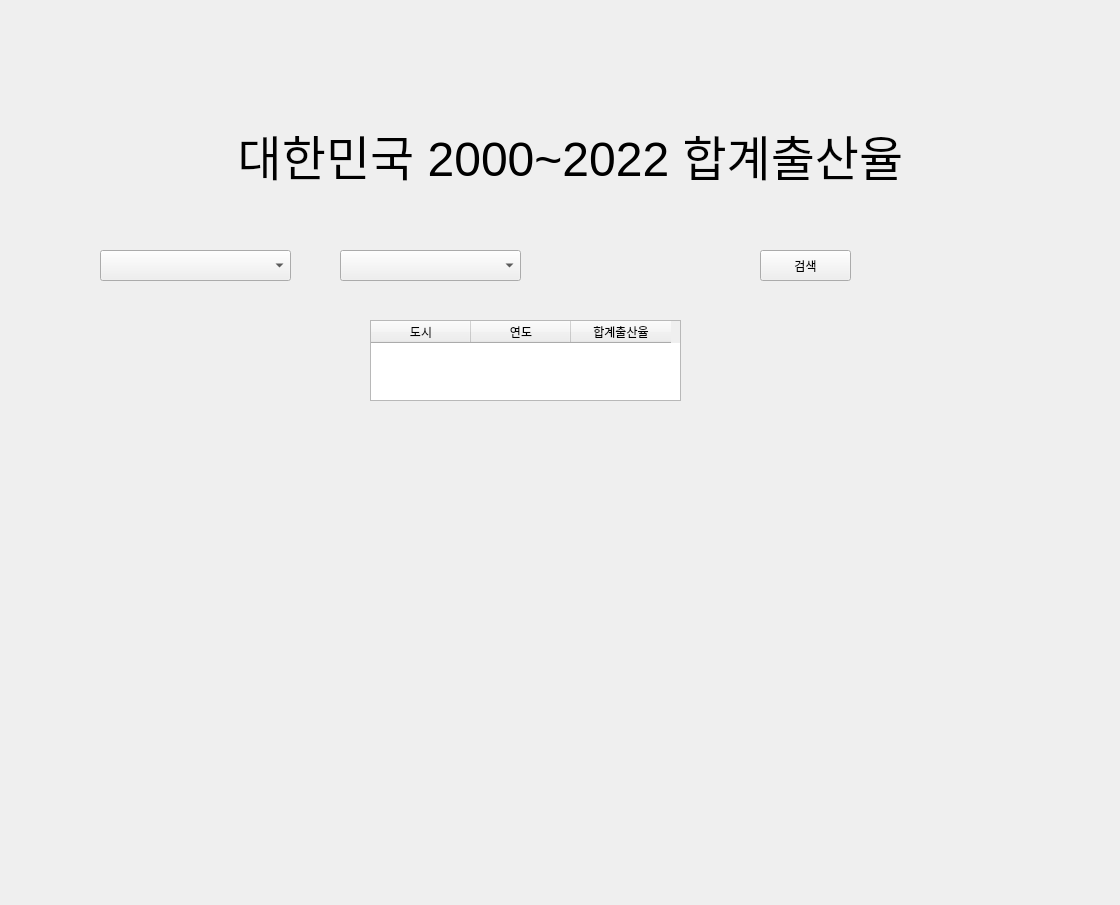
Above: bir_rate.ui from dustn011/Population_Project before the change. Below: the same form after it.
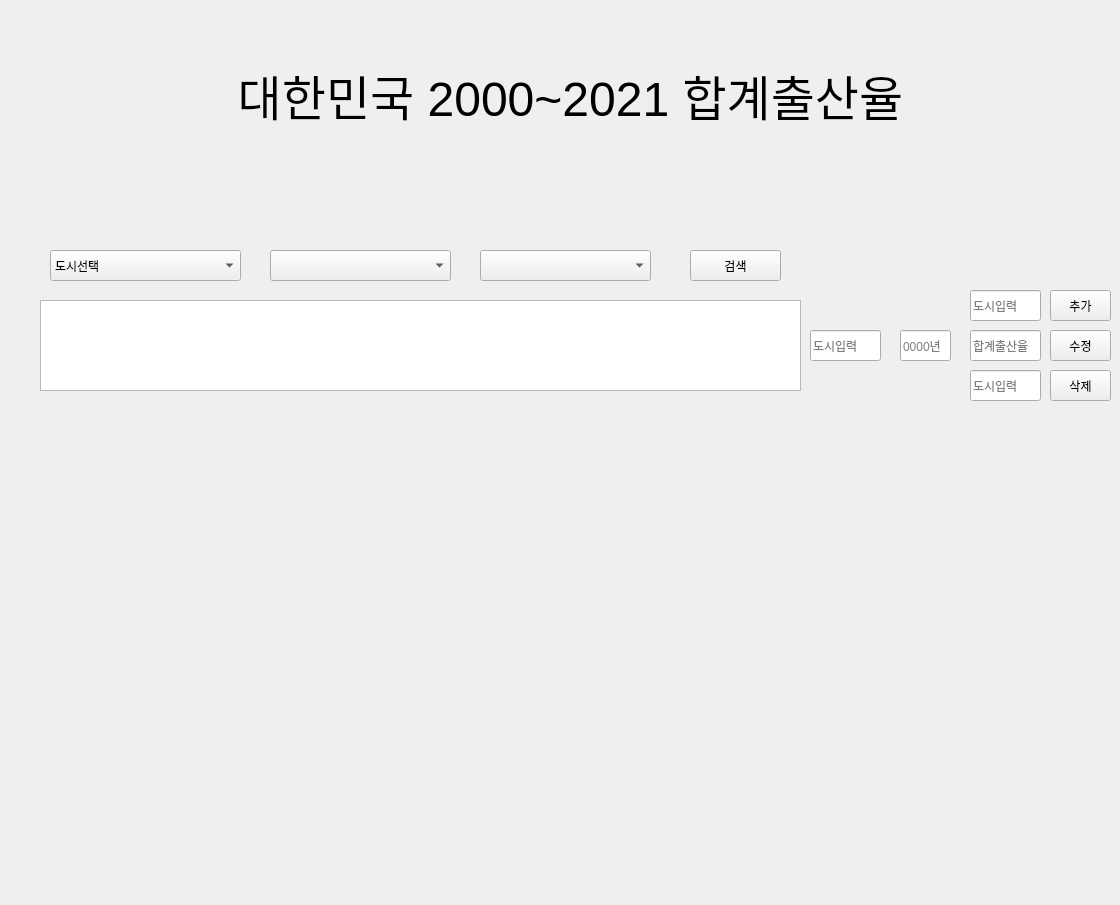
That is the form after the change.

Commit message: 23.01.06 15:17 수정

Diff of the .ui file:
```diff
--- a/bir_rate.ui
+++ b/bir_rate.ui
@@ -17,7 +17,7 @@
    <property name="geometry">
     <rect>
      <x>200</x>
-     <y>80</y>
+     <y>20</y>
      <width>741</width>
      <height>151</height>
     </rect>
@@ -26,48 +26,38 @@
     <string>&lt;html&gt;&lt;head/&gt;&lt;body&gt;&lt;p align=&quot;center&quot;&gt;&lt;br/&gt;&lt;/p&gt;&lt;/body&gt;&lt;/html&gt;</string>
    </property>
    <property name="text">
-    <string>&lt;html&gt;&lt;head/&gt;&lt;body&gt;&lt;p align=&quot;center&quot;&gt;&lt;span style=&quot; font-size:36pt;&quot;&gt;대한민국 2000~2022 합계출산율&lt;/span&gt;&lt;/p&gt;&lt;/body&gt;&lt;/html&gt;</string>
+    <string>&lt;html&gt;&lt;head/&gt;&lt;body&gt;&lt;p align=&quot;center&quot;&gt;&lt;span style=&quot; font-size:36pt;&quot;&gt;대한민국 2000~2021 합계출산율&lt;/span&gt;&lt;/p&gt;&lt;/body&gt;&lt;/html&gt;</string>
    </property>
   </widget>
   <widget class="QComboBox" name="city_comboBox">
    <property name="geometry">
     <rect>
-     <x>100</x>
+     <x>50</x>
      <y>250</y>
      <width>191</width>
      <height>31</height>
     </rect>
    </property>
+   <item>
+    <property name="text">
+     <string>도시선택</string>
+    </property>
+   </item>
   </widget>
   <widget class="QTableWidget" name="tableWidget">
    <property name="geometry">
     <rect>
-     <x>370</x>
-     <y>320</y>
-     <width>311</width>
-     <height>81</height>
+     <x>40</x>
+     <y>300</y>
+     <width>761</width>
+     <height>91</height>
     </rect>
    </property>
-   <column>
-    <property name="text">
-     <string>도시</string>
-    </property>
-   </column>
-   <column>
-    <property name="text">
-     <string>연도</string>
-    </property>
-   </column>
-   <column>
-    <property name="text">
-     <string>합계출산율</string>
-    </property>
-   </column>
   </widget>
   <widget class="QComboBox" name="year_comboBox">
    <property name="geometry">
     <rect>
-     <x>340</x>
+     <x>270</x>
      <y>250</y>
      <width>181</width>
      <height>31</height>
@@ -77,7 +67,7 @@
   <widget class="QPushButton" name="searching_btn">
    <property name="geometry">
     <rect>
-     <x>760</x>
+     <x>690</x>
      <y>250</y>
      <width>91</width>
      <height>31</height>
@@ -87,6 +77,131 @@
     <string>검색</string>
    </property>
   </widget>
+  <widget class="QComboBox" name="year2_comboBox">
+   <property name="geometry">
+    <rect>
+     <x>480</x>
+     <y>250</y>
+     <width>171</width>
+     <height>31</height>
+    </rect>
+   </property>
+  </widget>
+  <widget class="QWidget" name="verticalLayoutWidget">
+   <property name="geometry">
+    <rect>
+     <x>40</x>
+     <y>430</y>
+     <width>761</width>
+     <height>381</height>
+    </rect>
+   </property>
+   <layout class="QVBoxLayout" name="graph_verticalLayout"/>
+  </widget>
+  <widget class="QPushButton" name="add_button">
+   <property name="geometry">
+    <rect>
+     <x>1050</x>
+     <y>290</y>
+     <width>61</width>
+     <height>31</height>
+    </rect>
+   </property>
+   <property name="text">
+    <string>추가</string>
+   </property>
+  </widget>
+  <widget class="QPushButton" name="modify_button">
+   <property name="geometry">
+    <rect>
+     <x>1050</x>
+     <y>330</y>
+     <width>61</width>
+     <height>31</height>
+    </rect>
+   </property>
+   <property name="text">
+    <string>수정</string>
+   </property>
+  </widget>
+  <widget class="QPushButton" name="del_button">
+   <property name="geometry">
+    <rect>
+     <x>1050</x>
+     <y>370</y>
+     <width>61</width>
+     <height>31</height>
+    </rect>
+   </property>
+   <property name="text">
+    <string>삭제</string>
+   </property>
+  </widget>
+  <widget class="QLineEdit" name="modify_year">
+   <property name="geometry">
+    <rect>
+     <x>900</x>
+     <y>330</y>
+     <width>51</width>
+     <height>31</height>
+    </rect>
+   </property>
+   <property name="placeholderText">
+    <string>0000년</string>
+   </property>
+  </widget>
+  <widget class="QLineEdit" name="modify_birth">
+   <property name="geometry">
+    <rect>
+     <x>970</x>
+     <y>330</y>
+     <width>71</width>
+     <height>31</height>
+    </rect>
+   </property>
+   <property name="placeholderText">
+    <string>합계출산율</string>
+   </property>
+  </widget>
+  <widget class="QLineEdit" name="modify_city">
+   <property name="geometry">
+    <rect>
+     <x>810</x>
+     <y>330</y>
+     <width>71</width>
+     <height>31</height>
+    </rect>
+   </property>
+   <property name="placeholderText">
+    <string>도시입력</string>
+   </property>
+  </widget>
+  <widget class="QLineEdit" name="add_city">
+   <property name="geometry">
+    <rect>
+     <x>970</x>
+     <y>290</y>
+     <width>71</width>
+     <height>31</height>
+    </rect>
+   </property>
+   <property name="placeholderText">
+    <string>도시입력</string>
+   </property>
+  </widget>
+  <widget class="QLineEdit" name="del_city">
+   <property name="geometry">
+    <rect>
+     <x>970</x>
+     <y>370</y>
+     <width>71</width>
+     <height>31</height>
+    </rect>
+   </property>
+   <property name="placeholderText">
+    <string>도시입력</string>
+   </property>
+  </widget>
  </widget>
  <resources/>
  <connections/>
```
Left out of the diff: 4 changed lines with no effect on the pictures. The commit also changes 1 other file.
